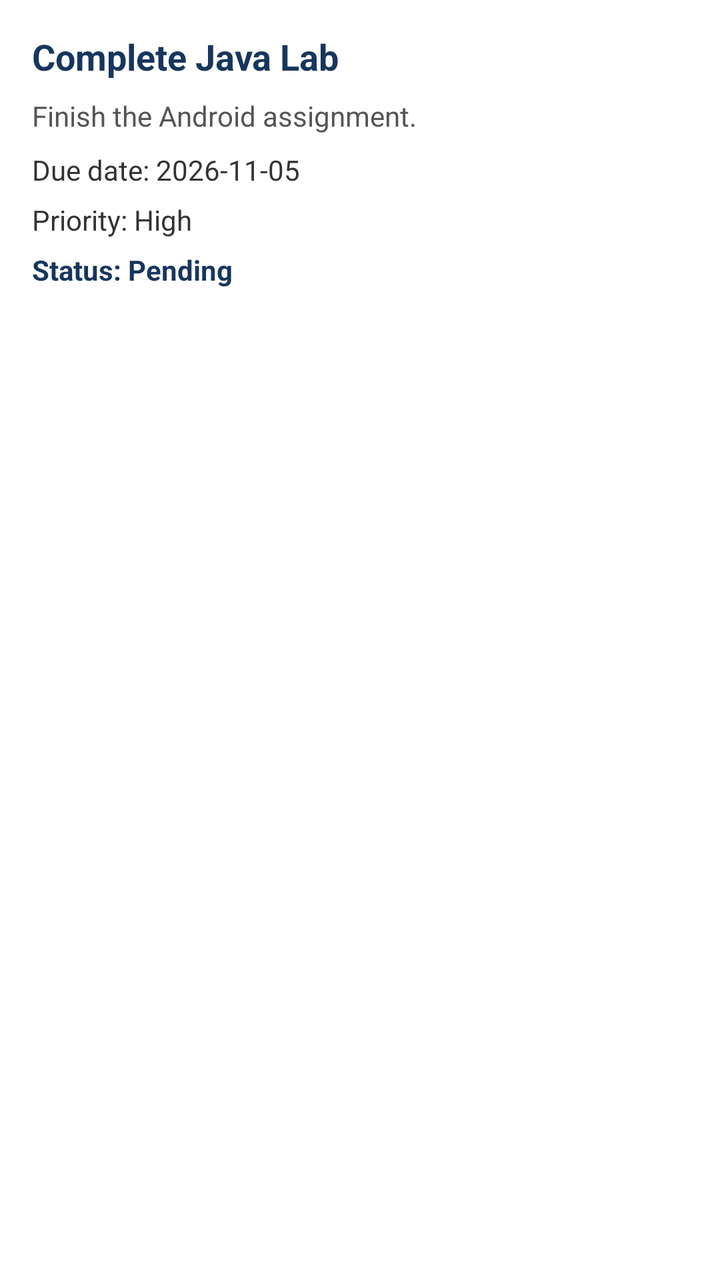
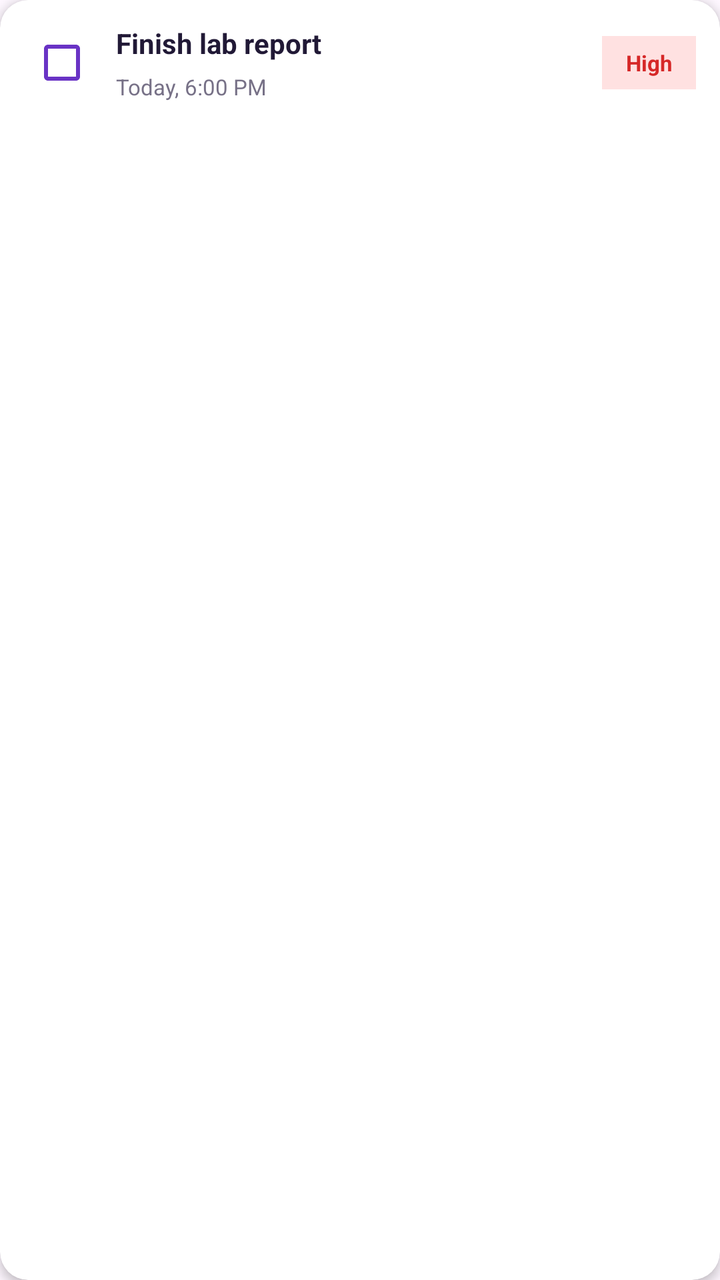

Two renders of the same Android screen: before a commit and after it. Below are the layout's source before the change and the commit's diff.
<!-- AndroidManifest.xml: application theme Theme.TaskMate -->
<!-- res/layout/item_task.xml -->
<?xml version="1.0" encoding="utf-8"?>
<LinearLayout xmlns:android="http://schemas.android.com/apk/res/android"
    android:layout_width="match_parent"
    android:layout_height="wrap_content"
    android:orientation="vertical"
    android:padding="16dp"
    android:layout_marginBottom="10dp"
    android:background="#FFFFFF">

    
    <TextView
        android:id="@+id/tvItemTaskTitle"
        android:layout_width="match_parent"
        android:layout_height="wrap_content"
        android:text="Complete Java Lab"
        android:textSize="18sp"
        android:textStyle="bold"
        android:textColor="#17365D"
        android:layout_marginBottom="8dp" />

    
    <TextView
        android:id="@+id/tvItemTaskDescription"
        android:layout_width="match_parent"
        android:layout_height="wrap_content"
        android:text="Finish the Android assignment."
        android:textSize="14sp"
        android:textColor="#555555"
        android:layout_marginBottom="8dp" />

    
    <TextView
        android:id="@+id/tvItemTaskDueDate"
        android:layout_width="match_parent"
        android:layout_height="wrap_content"
        android:text="Due date: 2026-11-05"
        android:textSize="14sp"
        android:textColor="#333333"
        android:layout_marginBottom="6dp" />

    
    <TextView
        android:id="@+id/tvItemTaskPriority"
        android:layout_width="match_parent"
        android:layout_height="wrap_content"
        android:text="Priority: High"
        android:textSize="14sp"
        android:textColor="#333333"
        android:layout_marginBottom="6dp" />

    
    <TextView
        android:id="@+id/tvItemTaskStatus"
        android:layout_width="match_parent"
        android:layout_height="wrap_content"
        android:text="Status: Pending"
        android:textSize="14sp"
        android:textStyle="bold"
        android:textColor="#17365D" />

</LinearLayout>
<!-- resources referenced by this layout -->
<resources>
  <style name="Theme.TaskMate" parent="Base.Theme.TaskMate" />
  <style name="Base.Theme.TaskMate" parent="Theme.Material3.DayNight.NoActionBar">
          
          
      </style>
</resources>

<!-- the commit's change to res/layout/item_task.xml (unified diff, before → after) -->
@@ -1,61 +1,76 @@
 <?xml version="1.0" encoding="utf-8"?>
-<LinearLayout xmlns:android="http://schemas.android.com/apk/res/android"
+<androidx.cardview.widget.CardView
+    xmlns:android="http://schemas.android.com/apk/res/android"
+    xmlns:app="http://schemas.android.com/apk/res-auto"
     android:layout_width="match_parent"
     android:layout_height="wrap_content"
-    android:orientation="vertical"
-    android:padding="16dp"
     android:layout_marginBottom="10dp"
-    android:background="#FFFFFF">
+    app:cardCornerRadius="14dp"
+    app:cardElevation="3dp"
+    app:cardBackgroundColor="#FFFFFF">
 
-    
-    <TextView
-        android:id="@+id/tvItemTaskTitle"
+    <LinearLayout
         android:layout_width="match_parent"
         android:layout_height="wrap_content"
-        android:text="Complete Java Lab"
-        android:textSize="18sp"
-        android:textStyle="bold"
-        android:textColor="#17365D"
-        android:layout_marginBottom="8dp" />
+        android:orientation="horizontal"
+        android:gravity="center_vertical"
+        android:padding="12dp">
 
-    
-    <TextView
-        android:id="@+id/tvItemTaskDescription"
-        android:layout_width="match_parent"
-        android:layout_height="wrap_content"
-        android:text="Finish the Android assignment."
-        android:textSize="14sp"
-        android:textColor="#555555"
-        android:layout_marginBottom="8dp" />
+        
+        <CheckBox
+            android:id="@+id/cbTaskCompleted"
+            android:layout_width="38dp"
+            android:layout_height="38dp"
+            android:buttonTint="#6933C5"
+            android:contentDescription="Mark task as completed"/>
 
-    
-    <TextView
-        android:id="@+id/tvItemTaskDueDate"
-        android:layout_width="match_parent"
-        android:layout_height="wrap_content"
-        android:text="Due date: 2026-11-05"
-        android:textSize="14sp"
-        android:textColor="#333333"
-        android:layout_marginBottom="6dp" />
+        
+        <LinearLayout
+            android:layout_width="0dp"
+            android:layout_height="wrap_content"
+            android:layout_weight="1"
+            android:orientation="vertical"
+            android:paddingStart="8dp"
+            android:paddingEnd="6dp">
 
-    
-    <TextView
-        android:id="@+id/tvItemTaskPriority"
-        android:layout_width="match_parent"
-        android:layout_height="wrap_content"
-        android:text="Priority: High"
-        android:textSize="14sp"
-        android:textColor="#333333"
-        android:layout_marginBottom="6dp" />
+            <TextView
+                android:id="@+id/tvTaskTitle"
+                android:layout_width="match_parent"
+                android:layout_height="wrap_content"
+                android:text="Finish lab report"
+                android:textColor="#211936"
+                android:textSize="14sp"
+                android:textStyle="bold"
+                android:maxLines="1"
+                android:ellipsize="end"/>
 
-    
-    <TextView
-        android:id="@+id/tvItemTaskStatus"
-        android:layout_width="match_parent"
-        android:layout_height="wrap_content"
-        android:text="Status: Pending"
-        android:textSize="14sp"
-        android:textStyle="bold"
-        android:textColor="#17365D" />
+            <TextView
+                android:id="@+id/tvTaskDueDate"
+                android:layout_width="match_parent"
+                android:layout_height="wrap_content"
+                android:text="Today, 6:00 PM"
+                android:textColor="#777187"
+                android:textSize="11sp"
+                android:layout_marginTop="5dp"/>
 
-</LinearLayout>
+        </LinearLayout>
+
+        
+        <TextView
+            android:id="@+id/tvTaskPriority"
+            android:layout_width="wrap_content"
+            android:layout_height="wrap_content"
+            android:text="High"
+            android:textSize="11sp"
+            android:textStyle="bold"
+            android:textColor="#D62828"
+            android:background="#FFE1E1"
+            android:paddingStart="12dp"
+            android:paddingEnd="12dp"
+            android:paddingTop="6dp"
+            android:paddingBottom="6dp"
+            android:gravity="center"/>
+
+    </LinearLayout>
+
+</androidx.cardview.widget.CardView>
